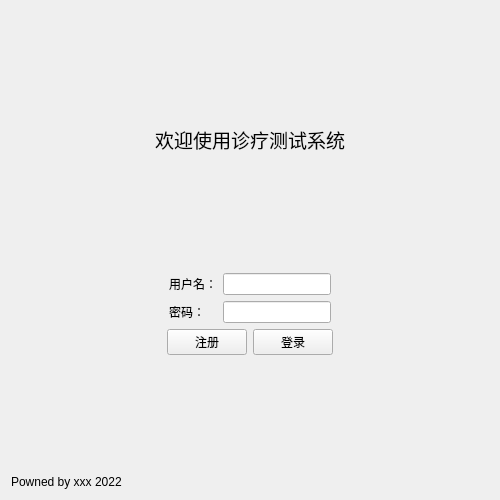
Above: experiment/lab4/loginview.ui from skmgt/QtLearnCourse before the change. Below: the same form after it.
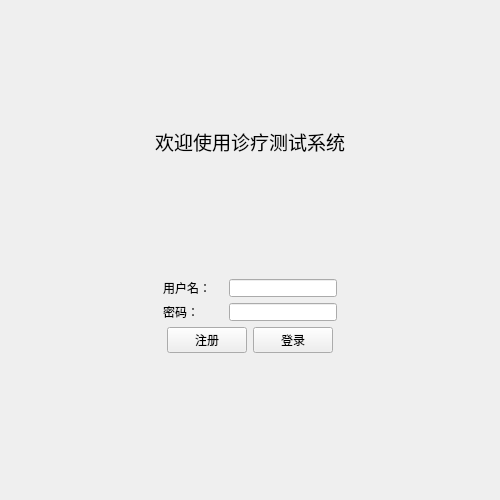
That is the form after the change.

The edit to the form file:
```diff
--- a/experiment/lab4/loginview.ui
+++ b/experiment/lab4/loginview.ui
@@ -19,6 +19,11 @@
   <property name="windowTitle">
    <string>登录</string>
   </property>
+  <property name="styleSheet">
+   <string notr="true">QLineEdit{
+	margin-left:12px;
+}</string>
+  </property>
   <layout class="QVBoxLayout" name="verticalLayout">
    <item>
     <spacer name="verticalSpacer">
@@ -80,7 +85,17 @@
      <item>
       <layout class="QFormLayout" name="formLayout">
        <item row="0" column="1">
-        <widget class="QLineEdit" name="inputUserName"/>
+        <widget class="QLineEdit" name="inputUserName">
+         <property name="styleSheet">
+          <string notr="true"/>
+         </property>
+         <property name="cursorPosition">
+          <number>0</number>
+         </property>
+         <property name="cursorMoveStyle">
+          <enum>Qt::CursorMoveStyle::LogicalMoveStyle</enum>
+         </property>
+        </widget>
        </item>
        <item row="1" column="0">
         <widget class="QLabel" name="label_3">
@@ -184,7 +199,7 @@
    <item>
     <widget class="QLabel" name="label_4">
      <property name="text">
-      <string>Powned by xxx 2022</string>
+      <string/>
      </property>
     </widget>
    </item>
```
